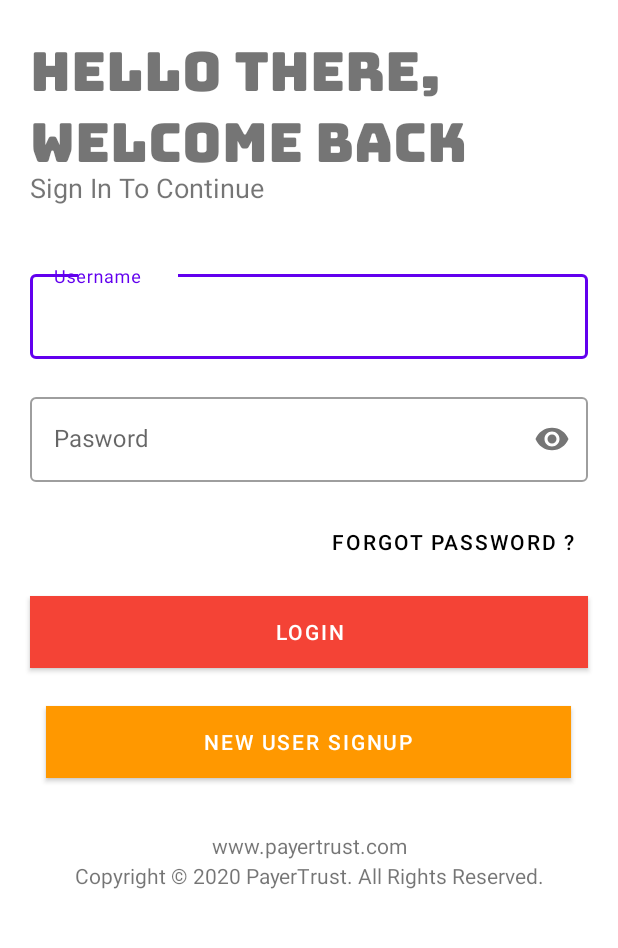
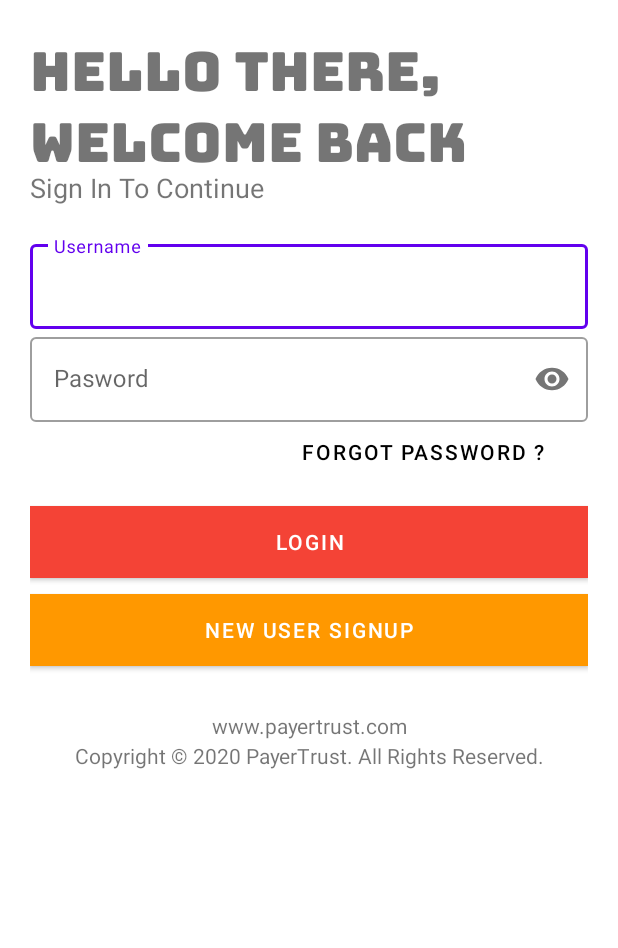
Before and after one commit to pradeep4uhere/PayerTrustDemo, an Android app: the screen it shows after launch (Login), on a phone screen of 412 x 824 dp, the part 210-1158 px from its top. Run offline under Robolectric (Android 15) with nearby library versions, the phone set to English and light mode, and no system bars; Roboto replaces fonts that are not available here.

Commit message:
Login Screen Update

```diff
--- a/app/src/main/res/layout/activity_login.xml
+++ b/app/src/main/res/layout/activity_login.xml
@@ -49,36 +49,32 @@
         <LinearLayout
             android:layout_width="match_parent"
             android:layout_height="746dp"
-            android:layout_marginTop="20dp"
-        android:layout_marginBottom="20dp"
+            android:layout_margin="20dp"
+
         android:orientation="vertical">
-
             <com.google.android.material.textfield.TextInputLayout
                 android:id="@+id/username"
                 style="@style/Widget.MaterialComponents.TextInputLayout.OutlinedBox"
                 android:layout_width="match_parent"
                 android:layout_height="wrap_content"
-            android:layout_marginTop="20dp"
                 android:hint="Username"
-            android:transitionName="username_trans">
+                android:transitionName="username_trans">>
 
                 <com.google.android.material.textfield.TextInputEditText
-                android:id="@+id/etNumber"
                     android:layout_width="match_parent"
                     android:layout_height="wrap_content"
-                android:layout_margin="20dp"
-                android:layout_marginEnd="20dp"
-                android:layout_marginRight="20dp"
-                android:inputType="number" />
+                    android:id="@+id/etNumber"
+                    android:inputType="number"
+                    android:maxLength="10" />
 
             </com.google.android.material.textfield.TextInputLayout>
+
 
         <com.google.android.material.textfield.TextInputLayout
             android:id="@+id/password"
             style="@style/Widget.MaterialComponents.TextInputLayout.OutlinedBox"
             android:layout_width="match_parent"
             android:layout_height="wrap_content"
-            android:layout_marginTop="0dp"
             android:hint="Pasword"
             app:passwordToggleEnabled="true"
             android:transitionName="password_trans">
@@ -87,9 +83,6 @@
                 android:id="@+id/etPassword"
                 android:layout_width="match_parent"
                 android:layout_height="wrap_content"
-                android:layout_margin="20dp"
-                android:layout_marginEnd="20dp"
-                android:layout_marginRight="20dp"
                 android:inputType="textPassword" />
 
         </com.google.android.material.textfield.TextInputLayout>
@@ -114,8 +107,7 @@
             android:id="@+id/reset_btn_submit"
             android:layout_width="match_parent"
             android:layout_height="wrap_content"
-            android:layout_margin="20dp"
-            android:layout_marginTop="1dp"
+            android:layout_marginTop="20dp"
             android:layout_marginBottom="5dp"
             android:background="@color/black"
             android:text="Login"
@@ -126,10 +118,10 @@
 
         <Button
             android:id="@+id/login_back_from_success"
-            android:layout_width="350dp"
+            android:layout_width="match_parent"
             android:layout_height="wrap_content"
             android:layout_gravity="center"
-            android:layout_margin="5dp"
+            android:layout_marginTop="5dp"
             android:background="#FF6A3B"
             android:elevation="0dp"
             android:text="New User SignUp"
```
Lines whose indentation alone changed are shown as unchanged.
